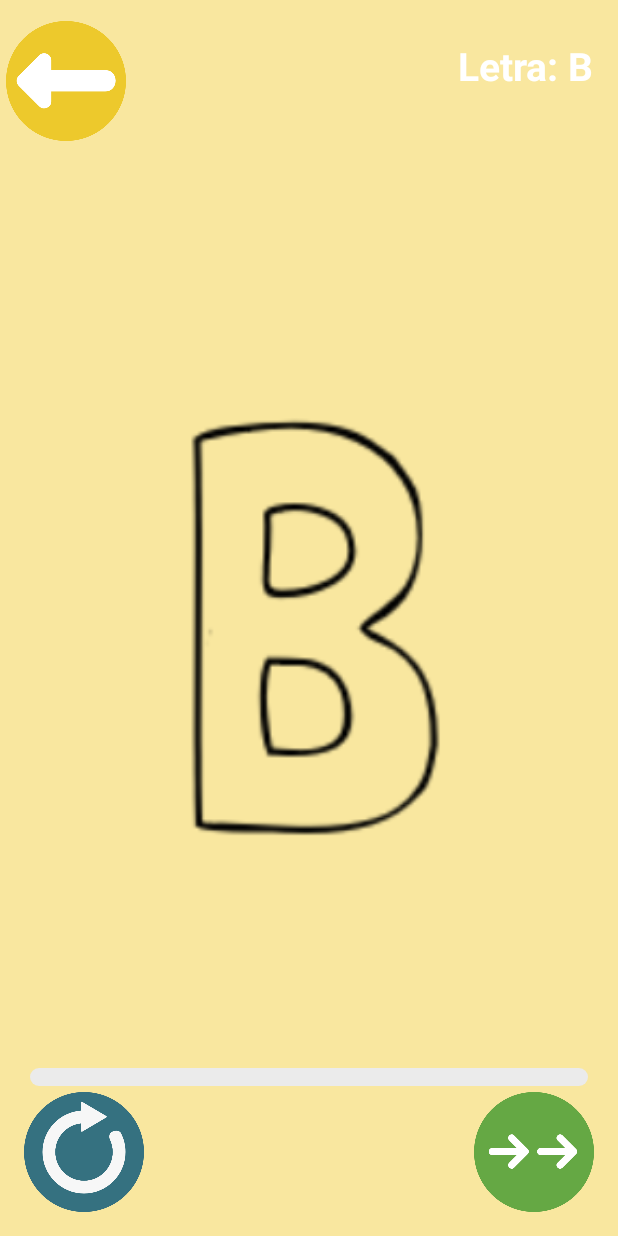
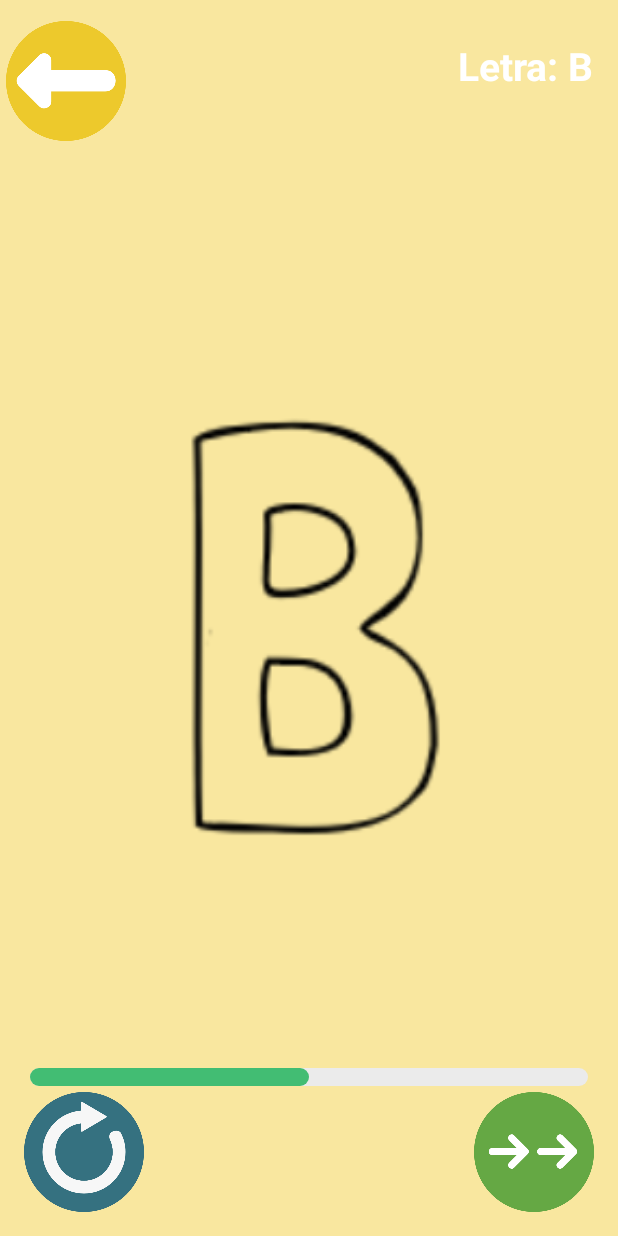
Before and after one commit to PA22C2021/aprender_pintando, an Android app: the DrawFragment screen opened directly, with no data from a screen before it, after a tap on an icon or button, on a phone screen of 412 x 824 dp. Run offline under Robolectric (Android 15) with nearby library versions, the phone set to English and light mode, and no system bars.

Commit message:
veo progreso hardcodeado

```diff
--- a/app/src/main/java/com/example/aprender_pintando/DrawFragment.java
+++ b/app/src/main/java/com/example/aprender_pintando/DrawFragment.java
@@ -82,6 +82,7 @@ public class DrawFragment extends Fragment {
     public void TerminarButtonOnClick(View view)
     {
         draw.ClearDraw();
+        progressBar.setProgress(letra.getAllPixelesReferencias().size()/2);
         letra = motorJuego.LetraSiguiente();
 
         if (letra != null)
```
